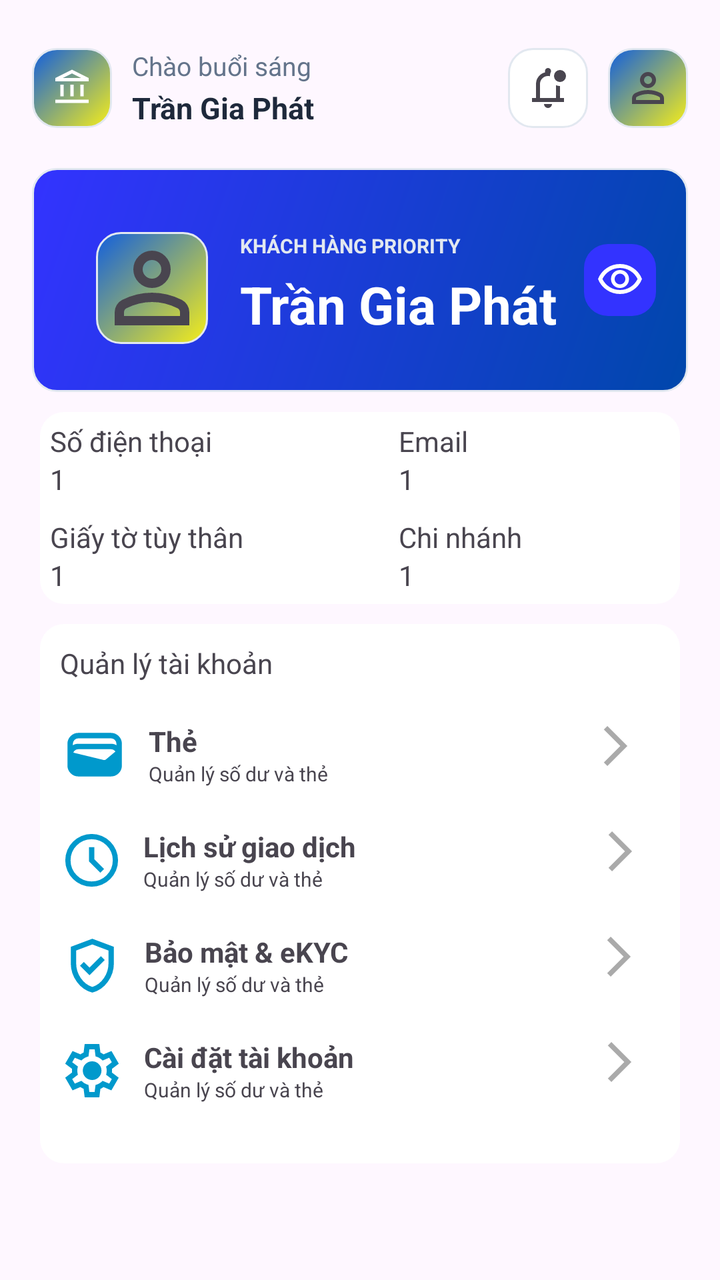
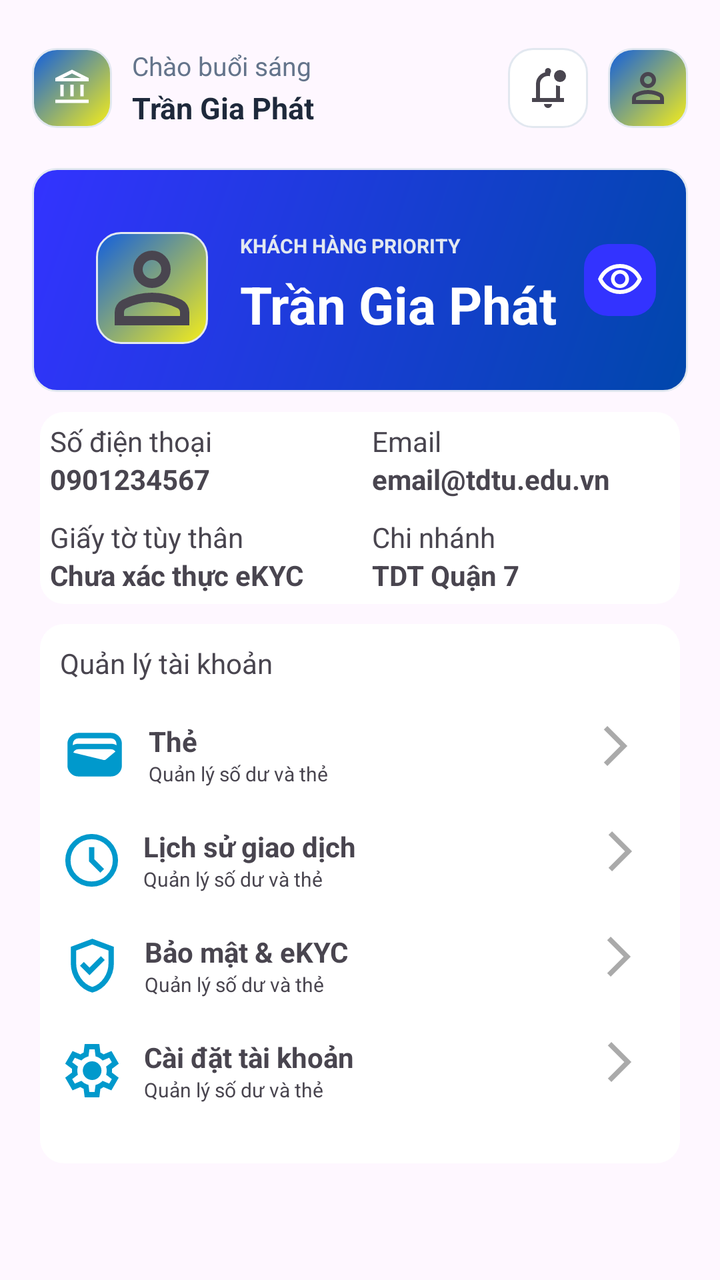

An Android layout rendered at two revisions. The XML below is the earlier revision; the diff shows what the commit changed to produce the second picture.
<!-- AndroidManifest.xml: application theme Theme.Industrial_and_Commercial_Bank_of_TDTU -->
<!-- res/layout/activity_profile.xml -->
<?xml version="1.0" encoding="utf-8"?>
<androidx.constraintlayout.widget.ConstraintLayout xmlns:android="http://schemas.android.com/apk/res/android"
    xmlns:app="http://schemas.android.com/apk/res-auto"
    xmlns:tools="http://schemas.android.com/tools"
    android:id="@+id/main"
    android:layout_width="match_parent"
    android:layout_height="match_parent"
    tools:context=".ProfileActivity">

    
    <ImageView
        android:id="@+id/imageView"
        android:layout_width="40dp"
        android:layout_height="40dp"
        android:layout_marginStart="16dp"
        android:layout_marginTop="24dp"
        android:background="@drawable/bg_logo_rounded"
        android:padding="10dp"
        app:layout_constraintStart_toStartOf="parent"
        app:layout_constraintTop_toTopOf="parent"
        app:srcCompat="@drawable/account_balance_24px" />

    <TextView
        android:id="@+id/textView8"
        android:layout_width="wrap_content"
        android:layout_height="wrap_content"
        android:layout_marginStart="10dp"
        android:text="Chào buổi sáng"
        android:textColor="#64748B"
        android:textSize="13sp"
        app:layout_constraintStart_toEndOf="@+id/imageView"
        app:layout_constraintTop_toTopOf="@+id/imageView" />

    <TextView
        android:id="@+id/txtName"
        android:layout_width="wrap_content"
        android:layout_height="wrap_content"
        android:layout_marginStart="10dp"
        android:layout_marginTop="2dp"
        android:text="Trần Gia Phát"
        android:textColor="#1E293B"
        android:textSize="15sp"
        android:textStyle="bold"
        app:layout_constraintStart_toEndOf="@+id/imageView"
        app:layout_constraintTop_toBottomOf="@+id/textView8" />

    <ImageButton
        android:id="@+id/imgProfile"
        android:layout_width="40dp"
        android:layout_height="40dp"
        android:layout_marginEnd="16dp"
        android:background="@drawable/bg_logo_rounded"
        android:padding="10dp"
        app:layout_constraintBottom_toBottomOf="@+id/imageView"
        app:layout_constraintEnd_toEndOf="parent"
        app:layout_constraintTop_toTopOf="@+id/imageView"
        app:srcCompat="@drawable/person_24px" />

    <ImageButton
        android:id="@+id/imgNoti"
        android:layout_width="40dp"
        android:layout_height="40dp"
        android:layout_marginEnd="10dp"
        android:background="@drawable/bg_input_rounded"
        android:padding="10dp"
        app:layout_constraintBottom_toBottomOf="@+id/imgProfile"
        app:layout_constraintEnd_toStartOf="@+id/imgProfile"
        app:layout_constraintTop_toTopOf="@+id/imgProfile"
        app:srcCompat="@drawable/notifications_unread_24px" />

    
    <androidx.constraintlayout.widget.ConstraintLayout
        android:id="@+id/cardBalance"
        android:layout_width="0dp"
        android:layout_height="112dp"
        android:layout_marginStart="16dp"
        android:layout_marginTop="20dp"
        android:layout_marginEnd="16dp"
        android:background="@drawable/bg_balance"
        android:padding="16dp"
        app:layout_constraintEnd_toEndOf="parent"
        app:layout_constraintStart_toStartOf="parent"
        app:layout_constraintTop_toBottomOf="@+id/imageView">

        <TextView
            android:id="@+id/txtTitleBalance"
            android:layout_width="wrap_content"
            android:layout_height="wrap_content"
            android:layout_marginStart="16dp"
            android:layout_marginTop="16dp"
            android:text="KHÁCH HÀNG PRIORITY"
            android:textColor="#E2E8F0"
            android:textSize="10sp"
            android:textStyle="bold"
            app:layout_constraintStart_toEndOf="@+id/imageView2"
            app:layout_constraintTop_toTopOf="parent" />

        <TextView
            android:id="@+id/txtBalance"
            android:layout_width="wrap_content"
            android:layout_height="wrap_content"
            android:layout_marginStart="16dp"
            android:layout_marginTop="5dp"
            android:text="Trần Gia Phát"
            android:textColor="@color/white"
            android:textSize="26sp"
            android:textStyle="bold"
            app:layout_constraintStart_toEndOf="@+id/imageView2"
            app:layout_constraintTop_toBottomOf="@+id/txtTitleBalance" />

        <ImageButton
            android:id="@+id/imgNext"
            android:layout_width="36dp"
            android:layout_height="36dp"
            android:background="@drawable/bg_btn"
            android:padding="8dp"
            app:layout_constraintBottom_toBottomOf="parent"
            app:layout_constraintEnd_toEndOf="parent"
            app:layout_constraintTop_toTopOf="parent"
            app:srcCompat="@drawable/visibility_24px" />

        <ImageView
            android:id="@+id/imageView2"
            android:layout_width="56dp"
            android:layout_height="56dp"
            android:layout_marginStart="16dp"
            android:layout_marginTop="16dp"
            android:background="@drawable/bg_logo_rounded"
            app:layout_constraintStart_toStartOf="parent"
            app:layout_constraintTop_toTopOf="parent"
            app:srcCompat="@drawable/person_24px" />

    </androidx.constraintlayout.widget.ConstraintLayout>



    <LinearLayout
        android:id="@+id/info"
        android:layout_width="match_parent"
        android:layout_height="wrap_content"
        android:layout_marginStart="20dp"
        android:layout_marginTop="10dp"
        android:layout_marginEnd="20dp"
        android:background="@drawable/bg_btn1"
        android:orientation="horizontal"
        app:layout_constraintEnd_toEndOf="parent"
        app:layout_constraintStart_toStartOf="parent"
        app:layout_constraintTop_toBottomOf="@+id/cardBalance"
        android:weightSum="4"
        android:padding="5dp"
        >


        <LinearLayout
            android:layout_width="wrap_content"
            android:layout_height="wrap_content"
            android:orientation="vertical"
            android:layout_weight="2"
            android:layout_marginEnd="2dp">

            <LinearLayout
                android:layout_width="match_parent"
                android:layout_height="wrap_content"
                android:orientation="vertical"
                android:layout_marginBottom="10dp">
                <TextView
                    android:layout_width="wrap_content"
                    android:layout_height="wrap_content"
                    android:text="Số điện thoại"/>

                <TextView
                    android:layout_width="wrap_content"
                    android:layout_height="wrap_content"
                    android:text="1"/>

            </LinearLayout>

            <LinearLayout
                android:layout_width="match_parent"
                android:layout_height="wrap_content"
                android:orientation="vertical">
                <TextView
                    android:layout_width="wrap_content"
                    android:layout_height="wrap_content"
                    android:text="Giấy tờ tùy thân"/>

                <TextView
                    android:layout_width="wrap_content"
                    android:layout_height="wrap_content"
                    android:text="1"/>

            </LinearLayout>
        </LinearLayout>

        <LinearLayout
            android:layout_width="wrap_content"
            android:layout_height="wrap_content"
            android:orientation="vertical"
            android:layout_weight="2"
            android:layout_marginStart="2dp">

            <LinearLayout
                android:layout_width="match_parent"
                android:layout_height="wrap_content"
                android:orientation="vertical"
                android:layout_marginBottom="10dp">
                <TextView
                    android:layout_width="wrap_content"
                    android:layout_height="wrap_content"
                    android:text="Email"/>

                <TextView
                    android:layout_width="wrap_content"
                    android:layout_height="wrap_content"
                    android:text="1"/>

            </LinearLayout>

            <LinearLayout
                android:layout_width="match_parent"
                android:layout_height="wrap_content"
                android:orientation="vertical">
                <TextView
                    android:layout_width="wrap_content"
                    android:layout_height="wrap_content"
                    android:text="Chi nhánh"/>

                <TextView
                    android:layout_width="wrap_content"
                    android:layout_height="wrap_content"
                    android:text="1"/>

            </LinearLayout>
        </LinearLayout>


    </LinearLayout>

    <LinearLayout
        android:layout_width="match_parent"
        android:layout_height="wrap_content"
        android:layout_marginStart="20dp"
        android:layout_marginTop="10dp"
        android:layout_marginEnd="20dp"
        android:background="@drawable/bg_btn1"
        android:padding="10dp"
        android:orientation="vertical"
        app:layout_constraintEnd_toEndOf="parent"
        app:layout_constraintStart_toStartOf="parent"
        app:layout_constraintTop_toBottomOf="@+id/info">

        <TextView
            android:layout_width="wrap_content"
            android:layout_height="wrap_content"
            android:text="Quản lý tài khoản"
            android:layout_marginBottom="20dp"/>


        <LinearLayout
            android:id="@+id/creditcard1"
            android:layout_width="match_parent"
            android:layout_height="wrap_content"
            android:orientation="horizontal"
            android:weightSum="7"
            android:layout_marginBottom="20dp">

            <ImageView
                android:layout_width="wrap_content"
                android:layout_height="match_parent"
                android:src="@drawable/wallet_24px"
                android:layout_weight="1"/>
            <LinearLayout
                android:layout_width="wrap_content"
                android:layout_height="wrap_content"
                android:orientation="vertical"
                android:layout_marginStart="10dp"
                android:layout_weight="5">

                <TextView
                    android:layout_width="wrap_content"
                    android:layout_height="wrap_content"
                    android:text="Thẻ"
                    android:textStyle="bold"/>


                <TextView
                    android:layout_width="wrap_content"
                    android:layout_height="wrap_content"
                    android:text="Quản lý số dư và thẻ"
                    android:textSize="10sp"
                    />
            </LinearLayout>


            <ImageButton
                android:layout_width="wrap_content"
                android:layout_height="wrap_content"
                android:src="@drawable/arrow_forward_ios"
                android:background="@color/white"
                android:layout_marginStart="80dp"/>

        </LinearLayout>
        <LinearLayout
            android:id="@+id/btnTransHis"
            android:layout_width="match_parent"
            android:layout_height="wrap_content"
            android:orientation="horizontal"
            android:weightSum="7"
            android:layout_marginBottom="20dp">

            <ImageView
                android:layout_width="wrap_content"
                android:layout_height="match_parent"
                android:src="@drawable/schedule"
                android:layout_weight="1"/>
            <LinearLayout
                android:layout_width="wrap_content"
                android:layout_height="wrap_content"
                android:orientation="vertical"
                android:layout_marginStart="10dp"
                android:layout_weight="5">

                <TextView
                    android:layout_width="wrap_content"
                    android:layout_height="wrap_content"
                    android:text="Lịch sử giao dịch"
                    android:textStyle="bold"/>


                <TextView
                    android:layout_width="wrap_content"
                    android:layout_height="wrap_content"
                    android:text="Quản lý số dư và thẻ"
                    android:textSize="10sp"
                    />
            </LinearLayout>


            <ImageButton
                android:layout_width="wrap_content"
                android:layout_height="wrap_content"
                android:src="@drawable/arrow_forward_ios"
                android:background="@color/white"
                android:layout_marginStart="80dp"/>

        </LinearLayout>
        <LinearLayout
            android:layout_width="match_parent"
            android:layout_height="wrap_content"
            android:orientation="horizontal"
            android:weightSum="7"
            android:layout_marginBottom="20dp">

            <ImageView
                android:layout_width="wrap_content"
                android:layout_height="match_parent"
                android:src="@drawable/verified_user_24px"
                android:layout_weight="1"/>
            <LinearLayout
                android:layout_width="wrap_content"
                android:layout_height="wrap_content"
                android:orientation="vertical"
                android:layout_marginStart="10dp"
                android:layout_weight="5">

                <TextView
                    android:layout_width="wrap_content"
                    android:layout_height="wrap_content"
                    android:text="Bảo mật &amp; eKYC"
                    android:textStyle="bold"/>


                <TextView
                    android:layout_width="wrap_content"
                    android:layout_height="wrap_content"
                    android:text="Quản lý số dư và thẻ"
                    android:textSize="10sp"
                    />
            </LinearLayout>


            <ImageButton
                android:layout_width="wrap_content"
                android:layout_height="wrap_content"
                android:src="@drawable/arrow_forward_ios"
                android:background="@color/white"
                android:layout_marginStart="80dp"/>

        </LinearLayout>
        <LinearLayout
            android:layout_width="match_parent"
            android:layout_height="wrap_content"
            android:orientation="horizontal"
            android:weightSum="7"
            android:layout_marginBottom="20dp">

            <ImageView
                android:layout_width="wrap_content"
                android:layout_height="match_parent"
                android:src="@drawable/settings"
                android:layout_weight="1"/>
            <LinearLayout
                android:layout_width="wrap_content"
                android:layout_height="wrap_content"
                android:orientation="vertical"
                android:layout_marginStart="10dp"
                android:layout_weight="5">

                <TextView
                    android:layout_width="wrap_content"
                    android:layout_height="wrap_content"
                    android:text="Cài đặt tài khoản"
                    android:textStyle="bold"/>


                <TextView
                    android:layout_width="wrap_content"
                    android:layout_height="wrap_content"
                    android:text="Quản lý số dư và thẻ"
                    android:textSize="10sp"
                    />
            </LinearLayout>


            <ImageButton
                android:layout_width="wrap_content"
                android:layout_height="wrap_content"
                android:src="@drawable/arrow_forward_ios"
                android:background="@color/white"
                android:layout_marginStart="80dp"/>

        </LinearLayout>

    </LinearLayout>

</androidx.constraintlayout.widget.ConstraintLayout>
<!-- resources referenced by this layout -->
<resources>
  <color name="white">#FFFFFFFF</color>
  <!-- drawable account_balance_24px (drawable) -->
  <vector xmlns:android="http://schemas.android.com/apk/res/android"
      android:width="20dp"
      android:height="20dp"
      android:viewportWidth="960"
      android:viewportHeight="960"
      android:tint="@color/white">
    <path
        android:fillColor="@android:color/white"
        android:pathData="M200,680L200,400L280,400L280,680L200,680ZM440,680L440,400L520,400L520,680L440,680ZM80,840L80,760L880,760L880,840L80,840ZM680,680L680,400L760,400L760,680L680,680ZM80,320L80,240L480,40L880,240L880,320L80,320ZM258,240L480,240L702,240L258,240ZM258,240L702,240L480,130L258,240Z"/>
  </vector>
  <!-- drawable arrow_forward_ios (drawable) -->
  <vector xmlns:android="http://schemas.android.com/apk/res/android"
      android:width="24dp"
      android:height="24dp"
      android:viewportWidth="24"
      android:viewportHeight="24">
      <path android:fillColor="@android:color/darker_gray"
          android:pathData="M8.03,22L6.25,20.23L14.48,12L6.25,3.77L8.03,2l10,10l-10,10Z"/>
  </vector>
  <!-- drawable bg_balance (drawable) -->
  <?xml version="1.0" encoding="utf-8"?>
  <shape xmlns:android="http://schemas.android.com/apk/res/android"
      android:shape="rectangle">
      
      <gradient
          android:type="linear"
          android:angle="135"
          android:endColor="#3333FF"
          android:startColor="#0047ab" />
  
      
      <corners android:radius="12dp" />
  
      
      <stroke
          android:width="1dp"
          android:color="#E2E8F0" />
  </shape>
  <!-- drawable bg_btn (drawable) -->
  <?xml version="1.0" encoding="utf-8"?>
  <shape xmlns:android="http://schemas.android.com/apk/res/android"
      android:shape="rectangle">
      
      <solid android:color="#3333FF" />
  
      
      <corners android:radius="12dp" />
  
  </shape>
  <!-- drawable bg_btn1 (drawable) -->
  <?xml version="1.0" encoding="utf-8"?>
  <shape xmlns:android="http://schemas.android.com/apk/res/android"
      android:shape="rectangle">
      
      <solid android:color="@color/white" />
  
      
      <corners android:radius="12dp" />
  
  </shape>
  <!-- drawable bg_input_rounded (drawable) -->
  <?xml version="1.0" encoding="utf-8"?>
  <shape xmlns:android="http://schemas.android.com/apk/res/android"
      android:shape="rectangle">
      
      <solid android:color="#FFFFFF" />
  
      
      <corners android:radius="12dp" />
  
      
      <stroke
          android:width="1dp"
          android:color="#E2E8F0" />
  </shape>
  <!-- drawable bg_logo_rounded (drawable) -->
  <?xml version="1.0" encoding="utf-8"?>
  <shape xmlns:android="http://schemas.android.com/apk/res/android"
      android:shape="rectangle">
      
      <gradient
          android:type="linear"
          android:angle="135"
          android:startColor="#f6ee19"
          android:endColor="#115ede" />
  
      
      <corners android:radius="12dp" />
  
      
      <stroke
          android:width="1dp"
          android:color="#E2E8F0" />
  </shape>
  <!-- drawable schedule (drawable) -->
  <vector xmlns:android="http://schemas.android.com/apk/res/android"
      android:width="24dp"
      android:height="24dp"
      android:viewportWidth="24"
      android:viewportHeight="24">
      <path android:fillColor="@android:color/holo_blue_dark"
          android:pathData="M15.3,16.7l1.4-1.4L13,11.6V7H11v5.4l4.3,4.3ZM12,22q-2.07,0-3.9-0.79q-1.82-0.79-3.17-2.14Q3.58,17.73 2.79,15.9T2,12Q2,9.92 2.79,8.1Q3.58,6.27 4.93,4.93Q6.28,3.57 8.1,2.79Q9.93,2 12,2t3.9,0.79t3.17,2.14q1.35,1.35 2.14,3.17Q22,9.92 22,12t-0.79,3.9t-2.14,3.17q-1.35,1.35-3.17,2.14T12,22Zm0-10Zm0,8q3.33,0 5.66-2.34T20,12q0-3.33-2.34-5.66T12,4Q8.68,4 6.34,6.34T4,12t2.34,5.66T12,20Z"/>
  </vector>
  <style name="Theme.Industrial_and_Commercial_Bank_of_TDTU" parent="Base.Theme.Industrial_and_Commercial_Bank_of_TDTU" />
  <style name="Base.Theme.Industrial_and_Commercial_Bank_of_TDTU" parent="Theme.Material3.DayNight.NoActionBar">
          
          
      </style>
  <!-- unchanged entries left out for length: 6 -->
</resources>

<!-- the commit's change to res/layout/activity_profile.xml (unified diff, before → after) -->
@@ -169,9 +169,11 @@
                     android:text="Số điện thoại"/>
 
                 <TextView
-                    android:layout_width="wrap_content"
-                    android:layout_height="wrap_content"
-                    android:text="1"/>
+                    android:id="@+id/txtProfilePhone"
+                    android:layout_width="wrap_content"
+                    android:layout_height="wrap_content"
+                    android:text="0901234567"
+                    android:textStyle="bold" />
 
             </LinearLayout>
 
@@ -185,9 +187,11 @@
                     android:text="Giấy tờ tùy thân"/>
 
                 <TextView
-                    android:layout_width="wrap_content"
-                    android:layout_height="wrap_content"
-                    android:text="1"/>
+                    android:id="@+id/txtProfileEkyc"
+                    android:layout_width="wrap_content"
+                    android:layout_height="wrap_content"
+                    android:text="Chưa xác thực eKYC"
+                    android:textStyle="bold" />
 
             </LinearLayout>
         </LinearLayout>
@@ -210,9 +214,11 @@
                     android:text="Email"/>
 
                 <TextView
-                    android:layout_width="wrap_content"
-                    android:layout_height="wrap_content"
-                    android:text="1"/>
+                    android:id="@+id/txtProfileEmail"
+                    android:layout_width="wrap_content"
+                    android:layout_height="wrap_content"
+                    android:text="email@tdtu.edu.vn"
+                    android:textStyle="bold" />
 
             </LinearLayout>
 
@@ -226,9 +232,11 @@
                     android:text="Chi nhánh"/>
 
                 <TextView
-                    android:layout_width="wrap_content"
-                    android:layout_height="wrap_content"
-                    android:text="1"/>
+                    android:id="@+id/txtProfileBranch"
+                    android:layout_width="wrap_content"
+                    android:layout_height="wrap_content"
+                    android:text="TDT Quận 7"
+                    android:textStyle="bold" />
 
             </LinearLayout>
         </LinearLayout>
